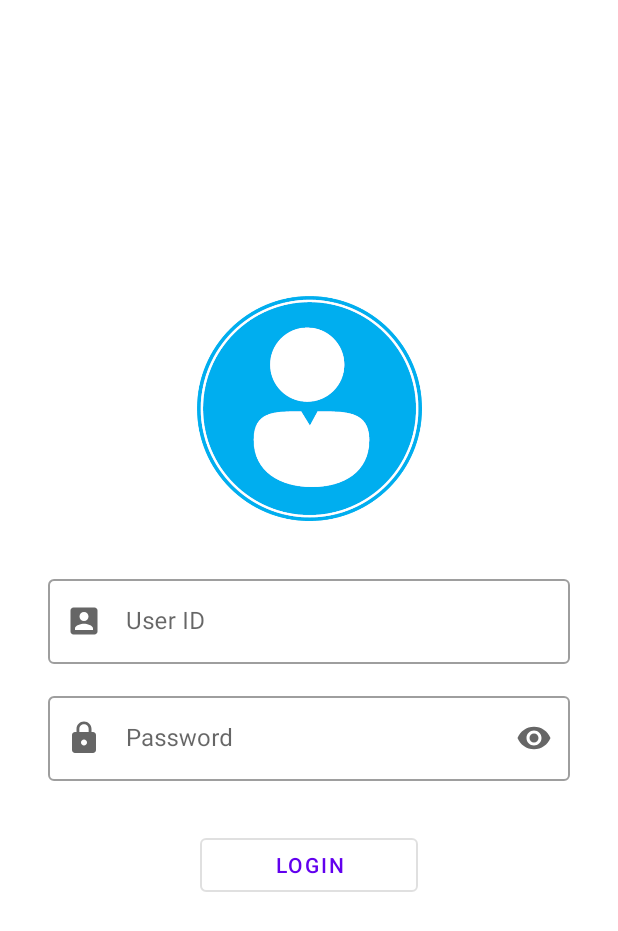
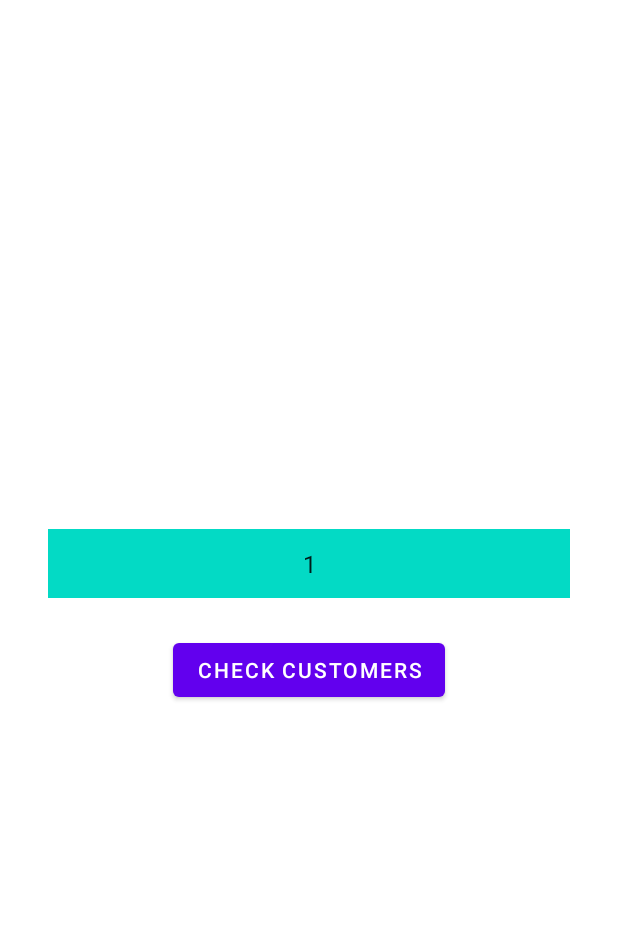
Before and after one commit to shahad-mahmud/rsf_attendence, an Android app: the screen it shows after launch (ActivityLogin before the commit, ActivitySendPresence after it), on a phone screen of 412 x 824 dp. Shown: the top 931 px of the screen. Run offline under Robolectric (Android 15) with nearby library versions, the phone set to English and light mode, and no system bars; our stand-ins replace Volley.

Commit message:
got customer list

```diff
--- /dev/null
+++ b/app/src/main/java/com/shahad/rsfattendence/ActivitySendPresence.java
@@ -0,0 +1,231 @@
+package com.shahad.rsfattendence;
+
+import android.Manifest;
+import android.content.Context;
+import android.content.DialogInterface;
+import android.content.pm.PackageManager;
+import android.os.Build;
+import android.os.Bundle;
+import android.os.Looper;
+import android.telephony.TelephonyManager;
+import android.util.Log;
+import android.view.View;
+import android.widget.ArrayAdapter;
+import android.widget.Spinner;
+
+import androidx.annotation.Nullable;
+import androidx.appcompat.app.AppCompatActivity;
+import androidx.core.content.ContextCompat;
+
+import com.android.volley.DefaultRetryPolicy;
+import com.android.volley.RequestQueue;
+import com.android.volley.Response;
+import com.android.volley.VolleyError;
+import com.android.volley.toolbox.JsonObjectRequest;
+import com.android.volley.toolbox.Volley;
+import com.google.android.gms.location.LocationCallback;
+import com.google.android.gms.location.LocationRequest;
+import com.google.android.gms.location.LocationResult;
+import com.google.android.gms.location.LocationServices;
+import com.google.android.material.button.MaterialButton;
+import com.google.android.material.dialog.MaterialAlertDialogBuilder;
+import com.shahad.rsfattendence.helperClasses.InternetCheck;
+
+import org.json.JSONArray;
+import org.json.JSONException;
+import org.json.JSONObject;
+
+/*
+ * Created by SHAHAD MAHMUD on 7/22/20
+ */
+public class ActivitySendPresence extends AppCompatActivity {
+    private static final String TAG = "SEND_PRESENCE";
+    private static final String SERVICE_ACCESS_USER_NAME = "RSFWSA";
+    private static final String SERVICE_ACCESS_CODE = "abcd12345";
+
+
+    private Spinner customerSpinner;
+    private MaterialButton checkCustomerButton;
+
+    private RequestQueue queue;
+    private MaterialAlertDialogBuilder dialogBuilder;
+
+    private String imei_num = "";
+
+    private String latitude;
+    private String longitude;
+
+    @Override
+    protected void onCreate(@Nullable Bundle savedInstanceState) {
+        super.onCreate(savedInstanceState);
+        setContentView(R.layout.activity_presence);
+
+        queue = Volley.newRequestQueue(ActivitySendPresence.this);
+        dialogBuilder = new MaterialAlertDialogBuilder(ActivitySendPresence.this);
+
+        findElements();
+        populateSpinner();
+
+        getImeiNum();
+        getLocation();
+
+        checkCustomerButton.setOnClickListener(new View.OnClickListener() {
+            @Override
+            public void onClick(View v) {
+                //check internet
+                new InternetCheck(new InternetCheck.Consumer() {
+                    @Override
+                    public void accept(Boolean internet) {
+                        if (internet) {
+                            if (imei_num != null && latitude != null && longitude != null) {
+                                getCustomers();
+                            } else {
+                                showDialog("Error!", "Ops! Can not read the IMEI " +
+                                        "number or Location. Please try again.");
+                                getImeiNum();
+                            }
+                        } else {
+                            showDialog("No internet", "Ops! Internet is not available. Please connect to the " +
+                                    "internet and try again!");
+                        }
+                    }
+                });
+            }
+        });
+    }
+
+    void findElements() {
+        customerSpinner = findViewById(R.id.presence_spinner);
+
+        checkCustomerButton = findViewById(R.id.presence_check_customer_button);
+    }
+
+    void showDialog(String title, String message) {
+        dialogBuilder.setTitle(title)
+                .setMessage(message)
+                .setPositiveButton("Okay", new DialogInterface.OnClickListener() {
+                    @Override
+                    public void onClick(DialogInterface dialog, int which) {
+
+                    }
+                })
+                .show();
+    }
+
+    void populateSpinner() {
+        String[] arraySpinner = new String[]{
+                "1", "2", "3", "4", "5", "6", "7"
+        };
+        ArrayAdapter<String> adapter = new ArrayAdapter<String>(this,
+                android.R.layout.simple_spinner_item, arraySpinner);
+        adapter.setDropDownViewResource(android.R.layout.simple_spinner_dropdown_item);
+        customerSpinner.setAdapter(adapter);
+    }
+
+    private void getImeiNum() {
+        // first check for permission
+        if (ContextCompat.checkSelfPermission(ActivitySendPresence.this,
+                Manifest.permission.READ_PHONE_STATE) == PackageManager.PERMISSION_GRANTED) {
+            // permission is already granted. Get the number
+            TelephonyManager telephonyManager = (TelephonyManager) getSystemService(Context.TELEPHONY_SERVICE);
+            assert telephonyManager != null;
+            if (Build.VERSION.SDK_INT >= 26) {
+                imei_num = telephonyManager.getImei(0);
+                Log.i(TAG + " IMEI", imei_num);
+            } else {
+                imei_num = telephonyManager.getDeviceId(0);
+                Log.i(TAG + " IMEI", imei_num);
+            }
+        } else {
+            //permission is not granted. Show error
+            showDialog("Permission not granted", "Permission to read IMEI number is not " +
+                    "granted. Please log in again with granting the permissions.");
+        }
+    }
+
+    private void getLocation() {
+        // first check for permission
+        if (ContextCompat.checkSelfPermission(ActivitySendPresence.this,
+                Manifest.permission.ACCESS_COARSE_LOCATION) == PackageManager.PERMISSION_GRANTED &&
+                ContextCompat.checkSelfPermission(ActivitySendPresence.this,
+                        Manifest.permission.ACCESS_FINE_LOCATION) == PackageManager.PERMISSION_GRANTED) {
+            // permission is already granted. Get the Location
+            final LocationRequest locationRequest = new LocationRequest();
+            locationRequest.setInterval(10000);
+            locationRequest.setFastestInterval(2000);
+            locationRequest.setPriority(LocationRequest.PRIORITY_HIGH_ACCURACY);
+
+            LocationServices.getFusedLocationProviderClient(ActivitySendPresence.this)
+                    .requestLocationUpdates(locationRequest, new LocationCallback() {
+                        @Override
+                        public void onLocationResult(LocationResult locationResult) {
+                            super.onLocationResult(locationResult);
+
+                            LocationServices.getFusedLocationProviderClient(ActivitySendPresence.this)
+                                    .removeLocationUpdates(this);
+                            if (locationResult != null && locationResult.getLocations().size() > 0) {
+                                int lastLocIndex = locationResult.getLocations().size() - 1;
+                                double f_latitude = locationResult.getLocations().get(lastLocIndex)
+                                        .getLatitude();
+                                double f_longitude = locationResult.getLocations().get(lastLocIndex)
+                                        .getLongitude();
+
+                                latitude = String.valueOf(f_latitude);
+                                longitude = String.valueOf(f_longitude);
+                                Log.i(
+                                        TAG + " Location",
+                                        "lat: " + latitude
+                                                + "long: " + longitude
+                                );
+                            }
+                        }
+                    }, Looper.getMainLooper());
+        } else {
+            //permission is not granted. Ask for permission
+            showDialog("Permission not granted", "Permission to read Location is not " +
+                    "granted. Please log in again with granting the permissions.");
+        }
+    }
+
+    void getCustomers() {
+        String url = "https://202.164.211.110/RASolarERPWebServices/RASolarERP_SecurityAdmin.svc/" +
+                "CustomerInfo?DeviceID=" + imei_num + "&PanelSerialNo=&BatterySerialNo=&LocationLatitude=" +
+                latitude + "&LocationLongitude=" + longitude + "&ServiceAccessUserName=" +
+                SERVICE_ACCESS_USER_NAME + "&ServiceAccessCode=" + SERVICE_ACCESS_CODE;
+
+        Log.d(TAG + " cus url", url);
+
+        final JsonObjectRequest request = new JsonObjectRequest(url, null,
+                new Response.Listener<JSONObject>() {
+                    @Override
+                    public void onResponse(JSONObject response) {
+                        if (response != null) {
+                            Log.d(TAG + " LOGIN", response.toString());
+
+                            try {
+                                JSONArray jsonArray = response.getJSONArray("CustomerInfo");
+                                JSONObject info = jsonArray.getJSONObject(0);
+                                Log.d(TAG + " LOGIN", info.toString());
+                            } catch (JSONException e) {
+                                e.printStackTrace();
+                            }
+
+                        }
+                    }
+                }, new Response.ErrorListener() {
+            @Override
+            public void onErrorResponse(VolleyError error) {
+//                Log.e(TAG + " Access code", Objects.requireNonNull(error.getMessage()));
+                error.printStackTrace();
+            }
+        });
+
+        request.setRetryPolicy(new DefaultRetryPolicy(
+                10000,
+                DefaultRetryPolicy.DEFAULT_MAX_RETRIES,
+                DefaultRetryPolicy.DEFAULT_BACKOFF_MULT
+        ));
+
+        queue.add(request);
+    }
+}
--- /dev/null
+++ b/app/src/main/res/layout/activity_presence.xml
@@ -0,0 +1,37 @@
+<?xml version="1.0" encoding="utf-8"?>
+<RelativeLayout xmlns:android="http://schemas.android.com/apk/res/android"
+    android:layout_width="match_parent"
+    android:layout_height="match_parent">
+
+    <RelativeLayout
+        android:layout_width="wrap_content"
+        android:layout_height="wrap_content"
+        android:layout_centerInParent="true">
+
+        <Spinner
+            android:id="@+id/presence_spinner"
+            style="@style/Widget.MaterialComponents.TextInputLayout.OutlinedBox"
+            android:layout_width="match_parent"
+            android:layout_height="wrap_content"
+            android:layout_centerHorizontal="true"
+            android:layout_marginStart="32dp"
+            android:layout_marginEnd="32dp"
+            android:background="@color/colorAccent"
+            android:gravity="center"
+            android:paddingTop="12dp"
+            android:paddingBottom="12dp"
+            android:spinnerMode="dialog"
+            android:textAlignment="center" />
+
+        <com.google.android.material.button.MaterialButton
+            android:id="@+id/presence_check_customer_button"
+            android:layout_width="wrap_content"
+            android:layout_height="wrap_content"
+            android:layout_below="@id/presence_spinner"
+            android:layout_centerHorizontal="true"
+            android:layout_marginTop="24dp"
+            android:text="@string/check_customers" />
+    </RelativeLayout>
+
+
+</RelativeLayout>
--- a/app/src/main/res/values/strings.xml
+++ b/app/src/main/res/values/strings.xml
@@ -8,4 +8,5 @@
     <string name="login_button">Login</string>
     <string name="version_num">V 0.0.0</string>
     <string name="helper_text_user_id">Enter your RSF user ID.</string>
+    <string name="check_customers">Check Customers</string>
 </resources>
```
Also changed, not shown: app/src/main/AndroidManifest.xml (+4 -3 lines), app/src/main/java/com/shahad/rsfattendence/ActivityLogin.java (+24 -5 lines), app/src/main/java/com/shahad/rsfattendence/HttpRequestTask.java (deleted, +0 -13 lines), 26 other files.
